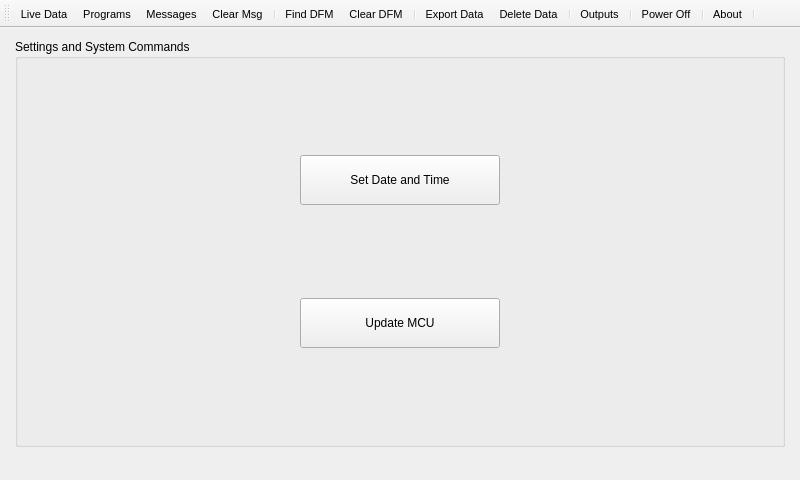
First picture: the form in Mainwindow.ui, repository spletcher1/PyMCU, before the edit.
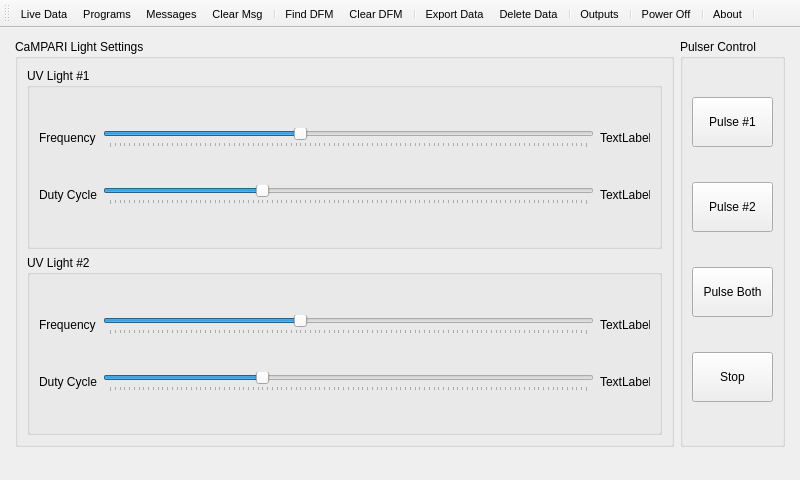
Second picture: the form after the edit. The open tabs and pages were chosen to show the change. Icons and pictures are not drawn.

Commit message: Added pulser page to UI

```diff
--- a/Mainwindow.ui
+++ b/Mainwindow.ui
@@ -1702,7 +1702,299 @@
               </size>
              </property>
              <property name="text">
-              <string>Update MCU</string>
+              <string>CaMPARI Pulser</string>
+             </property>
+            </widget>
+           </item>
+          </layout>
+         </widget>
+        </item>
+       </layout>
+      </widget>
+      <widget class="QWidget" name="PulserPage">
+       <layout class="QHBoxLayout" name="horizontalLayout_10">
+        <item>
+         <widget class="QGroupBox" name="groupBox_2">
+          <property name="title">
+           <string>CaMPARI Light Settings</string>
+          </property>
+          <layout class="QVBoxLayout" name="verticalLayout_12">
+           <item>
+            <widget class="QGroupBox" name="groupBox_5">
+             <property name="title">
+              <string>UV Light #1</string>
+             </property>
+             <layout class="QHBoxLayout" name="horizontalLayout_12">
+              <item>
+               <layout class="QGridLayout" name="gridLayout_5">
+                <item row="2" column="0">
+                 <widget class="QLabel" name="label_12">
+                  <property name="text">
+                   <string>Duty Cycle</string>
+                  </property>
+                 </widget>
+                </item>
+                <item row="0" column="0">
+                 <widget class="QLabel" name="label_13">
+                  <property name="text">
+                   <string>Frequency</string>
+                  </property>
+                 </widget>
+                </item>
+                <item row="0" column="1">
+                 <widget class="QSlider" name="horizontalSlider">
+                  <property name="maximum">
+                   <number>100</number>
+                  </property>
+                  <property name="singleStep">
+                   <number>0</number>
+                  </property>
+                  <property name="value">
+                   <number>40</number>
+                  </property>
+                  <property name="sliderPosition">
+                   <number>40</number>
+                  </property>
+                  <property name="orientation">
+                   <enum>Qt::Horizontal</enum>
+                  </property>
+                  <property name="tickPosition">
+                   <enum>QSlider::TicksBelow</enum>
+                  </property>
+                  <property name="tickInterval">
+                   <number>1</number>
+                  </property>
+                 </widget>
+                </item>
+                <item row="2" column="1">
+                 <widget class="QSlider" name="horizontalSlider_2">
+                  <property name="maximum">
+                   <number>100</number>
+                  </property>
+                  <property name="value">
+                   <number>32</number>
+                  </property>
+                  <property name="orientation">
+                   <enum>Qt::Horizontal</enum>
+                  </property>
+                  <property name="tickPosition">
+                   <enum>QSlider::TicksBelow</enum>
+                  </property>
+                  <property name="tickInterval">
+                   <number>1</number>
+                  </property>
+                 </widget>
+                </item>
+                <item row="0" column="2">
+                 <widget class="QLabel" name="Freq0Label">
+                  <property name="minimumSize">
+                   <size>
+                    <width>50</width>
+                    <height>0</height>
+                   </size>
+                  </property>
+                  <property name="maximumSize">
+                   <size>
+                    <width>50</width>
+                    <height>16777215</height>
+                   </size>
+                  </property>
+                  <property name="text">
+                   <string>TextLabel</string>
+                  </property>
+                 </widget>
+                </item>
+                <item row="2" column="2">
+                 <widget class="QLabel" name="DC0Label">
+                  <property name="minimumSize">
+                   <size>
+                    <width>50</width>
+                    <height>0</height>
+                   </size>
+                  </property>
+                  <property name="maximumSize">
+                   <size>
+                    <width>50</width>
+                    <height>16777215</height>
+                   </size>
+                  </property>
+                  <property name="text">
+                   <string>TextLabel</string>
+                  </property>
+                 </widget>
+                </item>
+               </layout>
+              </item>
+             </layout>
+            </widget>
+           </item>
+           <item>
+            <widget class="QGroupBox" name="groupBox_6">
+             <property name="title">
+              <string>UV Light #2</string>
+             </property>
+             <layout class="QHBoxLayout" name="horizontalLayout_13">
+              <item>
+               <layout class="QGridLayout" name="gridLayout_6">
+                <item row="2" column="0">
+                 <widget class="QLabel" name="label_16">
+                  <property name="text">
+                   <string>Duty Cycle</string>
+                  </property>
+                 </widget>
+                </item>
+                <item row="0" column="0">
+                 <widget class="QLabel" name="label_17">
+                  <property name="text">
+                   <string>Frequency</string>
+                  </property>
+                 </widget>
+                </item>
+                <item row="0" column="1">
+                 <widget class="QSlider" name="horizontalSlider_3">
+                  <property name="maximum">
+                   <number>100</number>
+                  </property>
+                  <property name="value">
+                   <number>40</number>
+                  </property>
+                  <property name="sliderPosition">
+                   <number>40</number>
+                  </property>
+                  <property name="orientation">
+                   <enum>Qt::Horizontal</enum>
+                  </property>
+                  <property name="tickPosition">
+                   <enum>QSlider::TicksBelow</enum>
+                  </property>
+                  <property name="tickInterval">
+                   <number>1</number>
+                  </property>
+                 </widget>
+                </item>
+                <item row="2" column="1">
+                 <widget class="QSlider" name="horizontalSlider_4">
+                  <property name="maximum">
+                   <number>100</number>
+                  </property>
+                  <property name="sliderPosition">
+                   <number>32</number>
+                  </property>
+                  <property name="orientation">
+                   <enum>Qt::Horizontal</enum>
+                  </property>
+                  <property name="tickPosition">
+                   <enum>QSlider::TicksBelow</enum>
+                  </property>
+                 </widget>
+                </item>
+                <item row="0" column="2">
+                 <widget class="QLabel" name="Freq1Label">
+                  <property name="minimumSize">
+                   <size>
+                    <width>50</width>
+                    <height>0</height>
+                   </size>
+                  </property>
+                  <property name="maximumSize">
+                   <size>
+                    <width>50</width>
+                    <height>16777215</height>
+                   </size>
+                  </property>
+                  <property name="text">
+                   <string>TextLabel</string>
+                  </property>
+                 </widget>
+                </item>
+                <item row="2" column="2">
+                 <widget class="QLabel" name="DC1Label">
+                  <property name="minimumSize">
+                   <size>
+                    <width>50</width>
+                    <height>0</height>
+                   </size>
+                  </property>
+                  <property name="maximumSize">
+                   <size>
+                    <width>50</width>
+                    <height>16777215</height>
+                   </size>
+                  </property>
+                  <property name="text">
+                   <string>TextLabel</string>
+                  </property>
+                 </widget>
+                </item>
+               </layout>
+              </item>
+             </layout>
+            </widget>
+           </item>
+          </layout>
+         </widget>
+        </item>
+        <item>
+         <widget class="QGroupBox" name="groupBox_4">
+          <property name="maximumSize">
+           <size>
+            <width>150</width>
+            <height>16777215</height>
+           </size>
+          </property>
+          <property name="title">
+           <string>Pulser Control</string>
+          </property>
+          <layout class="QVBoxLayout" name="verticalLayout_13">
+           <item>
+            <widget class="QPushButton" name="Start1Button">
+             <property name="minimumSize">
+              <size>
+               <width>0</width>
+               <height>50</height>
+              </size>
+             </property>
+             <property name="text">
+              <string>Pulse #1</string>
+             </property>
+            </widget>
+           </item>
+           <item>
+            <widget class="QPushButton" name="Start2Button">
+             <property name="minimumSize">
+              <size>
+               <width>0</width>
+               <height>50</height>
+              </size>
+             </property>
+             <property name="text">
+              <string>Pulse #2</string>
+             </property>
+            </widget>
+           </item>
+           <item>
+            <widget class="QPushButton" name="StartBothButton">
+             <property name="minimumSize">
+              <size>
+               <width>0</width>
+               <height>50</height>
+              </size>
+             </property>
+             <property name="text">
+              <string>Pulse Both</string>
+             </property>
+            </widget>
+           </item>
+           <item>
+            <widget class="QPushButton" name="StopButton">
+             <property name="minimumSize">
+              <size>
+               <width>0</width>
+               <height>50</height>
+              </size>
+             </property>
+             <property name="text">
+              <string>Stop</string>
              </property>
             </widget>
            </item>
```
Left out of the diff: 25 changed lines with no effect on the pictures.
